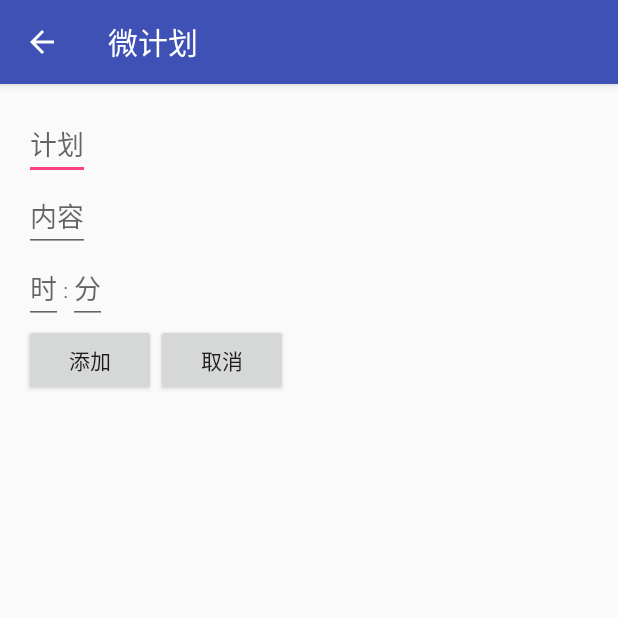
After one commit to The---onE/WePlan, an Android app: the AddPlanActivity screen opened directly, with no data from a screen before it, on a phone screen of 412 x 824 dp, the top half of it. The commit adds this screen. Run offline under Robolectric (Android 15) with nearby library versions, the phone set to English and light mode, and no system bars; our stand-ins replace ButterKnife; libraries missing offline, so code that uses them is left out: de.greenrobot.event; 1 statement that could not run was skipped.

Commit message:
Could Add Plan&Show Notification after planned Time

```diff
--- /dev/null
+++ b/app/src/main/java/com/xmx/weplan/AddPlanActivity.java
@@ -0,0 +1,70 @@
+package com.xmx.weplan;
+
+import android.os.Bundle;
+import android.view.View;
+import android.widget.Button;
+import android.widget.EditText;
+import com.xmx.weplan.ActivityBase.BaseTempActivity;
+import com.xmx.weplan.Database.SQLManager;
+
+import java.util.Date;
+
+public class AddPlanActivity extends BaseTempActivity {
+    SQLManager sqlManager = new SQLManager();
+
+    @Override
+    protected void initView(Bundle savedInstanceState) {
+        setContentView(R.layout.activity_add_plan);
+    }
+
+    @Override
+    protected void setListener() {
+        Button ok = getViewById(R.id.ok);
+        ok.setOnClickListener(new View.OnClickListener() {
+            @Override
+            public void onClick(View v) {
+                EditText hourText = getViewById(R.id.hour);
+                EditText minuteText = getViewById(R.id.min);
+                EditText titleText = getViewById(R.id.title);
+                if (titleText.getText().toString().equals("")) {
+                    showToast("请输入标题");
+                    return;
+                } else if (minuteText.getText().toString().equals("")) {
+                    showToast("请输入时间");
+                    return;
+                } else if (hourText.getText().toString().equals("")) {
+                    showToast("请输入时间");
+                    return;
+                }
+
+                Date plan = new Date(System.currentTimeMillis());
+                int hour =  Integer.valueOf(hourText.getText().toString());
+                int minute =  Integer.valueOf(minuteText.getText().toString());
+                plan.setHours(hour);
+                plan.setMinutes(minute);
+                plan.setSeconds(0);
+
+                String title = titleText.getText().toString();
+                if (sqlManager.insertPlan(title, "", plan)) {
+                    showToast("添加成功");
+                    finish();
+                } else {
+                    showToast("添加失败");
+                }
+            }
+        });
+
+        Button cancel = getViewById(R.id.cancel);
+        cancel.setOnClickListener(new View.OnClickListener() {
+            @Override
+            public void onClick(View v) {
+                finish();
+            }
+        });
+    }
+
+    @Override
+    protected void processLogic(Bundle savedInstanceState) {
+
+    }
+}
--- /dev/null
+++ b/app/src/main/java/com/xmx/weplan/Database/SQLManager.java
@@ -0,0 +1,124 @@
+package com.xmx.weplan.Database;
+
+import android.content.ContentValues;
+import android.database.Cursor;
+import android.database.sqlite.SQLiteDatabase;
+import android.util.Log;
+
+import java.io.File;
+import java.util.Date;
+
+/**
+ * Created by The_onE on 2015/10/23.
+ */
+public class SQLManager {
+
+    SQLiteDatabase database = null;
+
+    public SQLManager() {
+        openDatabase();
+    }
+
+    private boolean openDatabase() {
+        String d = android.os.Environment.getExternalStorageDirectory() + "/WePlan/Database";
+        File dir = new File(d);
+        boolean flag = dir.exists() || dir.mkdirs();
+
+        if (flag) {
+            String sqlFile = android.os.Environment.getExternalStorageDirectory() + "/WePlan/Database/note.db";
+            File file = new File(sqlFile);
+            database = SQLiteDatabase.openOrCreateDatabase(file, null);
+            if (database == null) {
+                Log.e("DatabaseError", "创建文件失败");
+                return false;
+            }
+            // ID TITLE TEXT PHOTO TIME
+            String createPlanSQL = "create table if not exists PLAN(" +
+                    "ID integer not null primary key autoincrement, " +
+                    "TITLE text not null, " +
+                    "TEXT text, " +
+                    "TIME integer not null default(0), " +
+                    "STATUS integer default(0)" +
+                    ")";
+            database.execSQL(createPlanSQL);
+        } else {
+            Log.e("DatabaseError", "创建目录失败");
+            return false;
+        }
+        return database != null;
+    }
+
+    private boolean checkDatabase() {
+        return database != null || openDatabase();
+    }
+
+    public boolean insertPlan(String title, String text, Date date) {
+        if (!checkDatabase()) {
+            return false;
+        }
+        ContentValues content = new ContentValues();
+        content.put("TITLE", title);
+        content.put("TEXT", text);
+        content.put("TIME", date.getTime());
+
+        database.insert("PLAN", null, content);
+
+        return true;
+    }
+
+    public Cursor getLatestPlan() {
+        if (!checkDatabase()) {
+            return null;
+        }
+        return database.rawQuery("select * from PLAN where STATUS = 0 order by TIME asc limit " + 1, null);
+    }
+
+    public void completPlan(int id) {
+        String update = "update PLAN set STATUS = 1 where ID = " + id;
+        database.execSQL(update);
+    }
+
+    //ID TITLE TEXT TIME STATUS
+    public Cursor selectAllOrderByTime() {
+        if (!checkDatabase()) {
+            return null;
+        }
+        return database.rawQuery("select * from PLAN order by TIME desc", null);
+    }
+
+    public int getCount() {
+        if (!checkDatabase()) {
+            return -1;
+        }
+        Cursor c = selectAll();
+        return c.getCount();
+    }
+
+    public Cursor selectAll() {
+        if (!checkDatabase()) {
+            return null;
+        }
+        return database.rawQuery("select * from PLAN", null);
+    }
+
+    public Cursor selectById(long id) {
+        if (!checkDatabase()) {
+            return null;
+        }
+        return database.rawQuery("select * from PLAN where ID=" + id, null);
+    }
+
+    public Cursor selectTopOrderByTime(int count) {
+        if (!checkDatabase()) {
+            return null;
+        }
+        return database.rawQuery("select * from PLAN order by TIME desc limit " + count, null);
+    }
+
+    public Cursor selectOneNoteOrderByTime(int pos) {
+        if (!checkDatabase()) {
+            return null;
+        }
+        return database.rawQuery("select * from PLAN order by TIME desc limit " + pos + ", 1", null);
+    }
+}
--- /dev/null
+++ b/app/src/main/res/layout/activity_add_plan.xml
@@ -0,0 +1,78 @@
+<?xml version="1.0" encoding="utf-8"?>
+<LinearLayout xmlns:android="http://schemas.android.com/apk/res/android"
+    xmlns:app="http://schemas.android.com/apk/res-auto"
+    xmlns:tools="http://schemas.android.com/tools"
+    android:layout_width="match_parent"
+    android:layout_height="match_parent"
+    android:fitsSystemWindows="true"
+    android:orientation="vertical"
+    tools:context=".AddPlanActivity">
+
+    <include layout="@layout/tool_bar" />
+
+    <LinearLayout xmlns:android="http://schemas.android.com/apk/res/android"
+        android:layout_width="match_parent"
+        android:layout_height="match_parent"
+        android:orientation="vertical"
+        android:paddingBottom="@dimen/activity_vertical_margin"
+        android:paddingLeft="@dimen/activity_horizontal_margin"
+        android:paddingRight="@dimen/activity_horizontal_margin"
+        android:paddingTop="@dimen/activity_vertical_margin"
+        app:layout_behavior="@string/appbar_scrolling_view_behavior">
+
+        <EditText
+            android:id="@+id/title"
+            android:layout_width="wrap_content"
+            android:layout_height="wrap_content"
+            android:hint="计划" />
+
+        <EditText
+            android:id="@+id/text"
+            android:layout_width="wrap_content"
+            android:layout_height="wrap_content"
+            android:hint="内容" />
+
+        <LinearLayout
+            android:layout_width="wrap_content"
+            android:layout_height="wrap_content">
+
+            <EditText
+                android:id="@+id/hour"
+                android:layout_width="wrap_content"
+                android:layout_height="wrap_content"
+                android:inputType="number"
+                android:hint="时" />
+
+            <TextView
+                android:layout_width="wrap_content"
+                android:layout_height="wrap_content"
+                android:text=":" />
+
+            <EditText
+                android:id="@+id/min"
+                android:layout_width="wrap_content"
+                android:layout_height="wrap_content"
+                android:inputType="number"
+                android:hint="分" />
+        </LinearLayout>
+
+        <LinearLayout
+            android:layout_width="wrap_content"
+            android:layout_height="wrap_content"
+            android:orientation="horizontal">
+            <Button
+                android:id="@+id/ok"
+                android:layout_width="wrap_content"
+                android:layout_height="wrap_content"
+                android:text="添加" />
+
+            <Button
+                android:id="@+id/cancel"
+                android:layout_width="wrap_content"
+                android:layout_height="wrap_content"
+                android:text="取消" />
+        </LinearLayout>
+
+    </LinearLayout>
+
+</LinearLayout>
```
Also changed, not shown: app/src/main/AndroidManifest.xml (+13 -0 lines), app/src/main/java/com/xmx/weplan/InformationActivity.java (added, +23 -0 lines), app/src/main/java/com/xmx/weplan/MainActivity.java (+32 -6 lines), app/src/main/java/com/xmx/weplan/TimerService.java (added, +90 -0 lines), app/src/main/res/layout/activity_information.xml (added, +25 -0 lines), app/src/main/res/layout/content_main.xml (+8 -7 lines).
